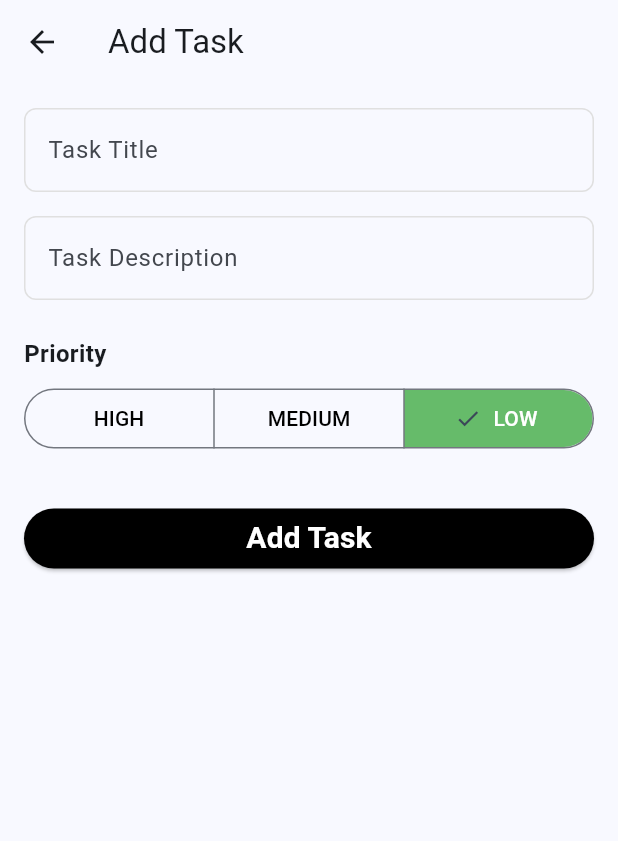
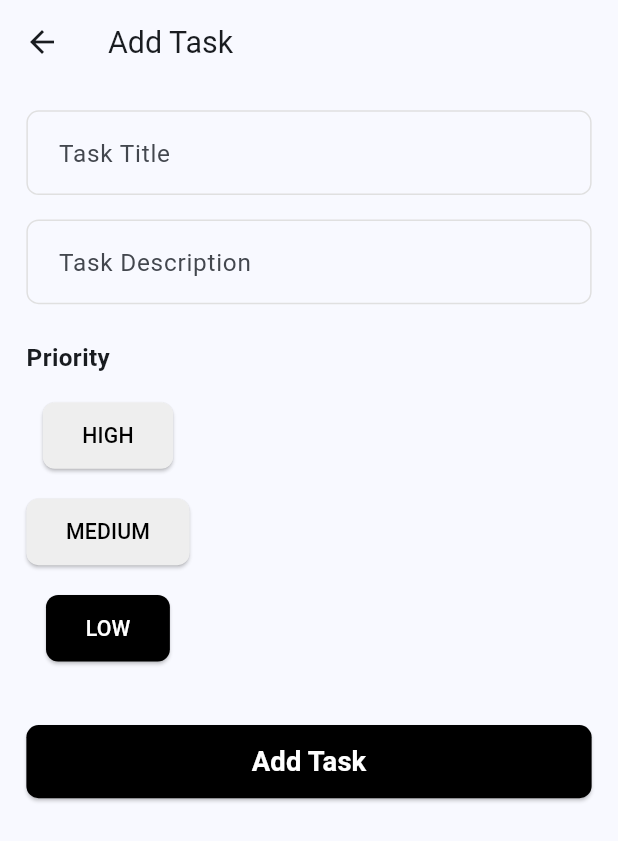
Before and after one commit to SahilSharma2710/assignment, a Flutter app: the screen it shows once a user with an empty profile is signed in, after a tap on the "add" icon, on a phone screen of 412 x 824 dp. Shown: the top 841 px of the screen. Run offline on Flutter 3.47's test engine with Material 3 defaults, Android fonts, the phone set to English and light mode, and no system bars; our stand-ins replace cloud_firestore, firebase_auth, firebase_core, flutter_riverpod, flutter_screenutil; accounts and stored records are empty.

Commit message:
added responsiveness

```diff
--- a/lib/main.dart
+++ b/lib/main.dart
@@ -1,6 +1,7 @@
 import 'package:firebase_core/firebase_core.dart';
 import 'package:flutter/material.dart';
 import 'package:flutter_riverpod/flutter_riverpod.dart';
+import 'package:flutter_screenutil/flutter_screenutil.dart';
 import 'package:miles_assignment/firebase_options.dart';
 import 'package:miles_assignment/providers/providers.dart';
 import 'package:miles_assignment/screens/home_screen.dart';
@@ -19,13 +20,22 @@ class MainApp extends ConsumerWidget {
   Widget build(BuildContext context, WidgetRef ref) {
     final authState = ref.watch(authStateProvider);
 
+    return ScreenUtilInit(
+      designSize: const Size(375, 812), // Base design size (iPhone X)
+      minTextAdapt: true,
+      splitScreenMode: true,
+      builder: (context, child) {
         return MaterialApp(
           debugShowCheckedModeBanner: false,
           theme: ThemeData(
             colorScheme: ColorScheme.fromSeed(seedColor: Colors.blue),
             useMaterial3: true,
+            // Make text scaling responsive
           ),
-      home: authState.when(
+          home: child,
+        );
+      },
+      child: authState.when(
         data: (user) {
           if (user == null) {
             return const SignInScreen();
--- a/lib/providers/providers.dart
+++ b/lib/providers/providers.dart
@@ -40,5 +40,5 @@ final tasksStreamProvider = StreamProvider<List<Task>>((ref) {
   final user = ref.watch(currentUserProvider);
   if (user == null) return Stream.value([]);
 
-  return ref.watch(taskServiceProvider).getTasks(user.uid);
+  return ref.watch(taskServiceProvider).getTasks();
 });
--- a/lib/screens/add_edit_task_screen.dart
+++ b/lib/screens/add_edit_task_screen.dart
@@ -1,5 +1,6 @@
 import 'package:flutter/material.dart';
 import 'package:flutter_riverpod/flutter_riverpod.dart';
+import 'package:flutter_screenutil/flutter_screenutil.dart';
 import 'package:miles_assignment/models/priority.dart';
 import 'package:miles_assignment/models/task.dart';
 import 'package:miles_assignment/providers/providers.dart';
@@ -79,10 +80,14 @@ class _AddEditTaskScreenState extends ConsumerState<AddEditTaskScreen> {
   Widget build(BuildContext context) {
     return Scaffold(
       appBar: AppBar(
-        title: Text(widget.task == null ? 'Add Task' : 'Edit Task'),
+        title: Text(
+          widget.task == null ? 'Add Task' : 'Edit Task',
+          style: TextStyle(fontSize: 20.sp),
         ),
-      body: Padding(
-        padding: const EdgeInsets.all(16.0),
+      ),
+      body: SingleChildScrollView(
+        child: Padding(
+          padding: EdgeInsets.all(16.w),
           child: Form(
             key: _formKey,
             child: Column(
@@ -98,7 +103,7 @@ class _AddEditTaskScreenState extends ConsumerState<AddEditTaskScreen> {
                     return null;
                   },
                 ),
-              const SizedBox(height: 16),
+                SizedBox(height: 16.h),
                 CustomTextField(
                   controller: _descriptionController,
                   hintText: 'Task Description',
@@ -109,66 +114,50 @@ class _AddEditTaskScreenState extends ConsumerState<AddEditTaskScreen> {
                     return null;
                   },
                 ),
-              const SizedBox(height: 24),
-              const Text(
+                SizedBox(height: 24.h),
+                Text(
                   'Priority',
-                style: TextStyle(fontSize: 16, fontWeight: FontWeight.bold),
-              ),
-              const SizedBox(height: 8),
-              Row(
-                children: [
-                  Expanded(
-                    child: SegmentedButton<Priority>(
-                      segments: Priority.values
-                          .map(
-                            (priority) => ButtonSegment<Priority>(
-                              value: priority,
-                              label: Text(
-                                priority.name.toUpperCase(),
                   style: TextStyle(
-                                  color: _selectedPriority == priority
-                                      ? Colors.white
-                                      : Colors.black,
+                    fontSize: 16.sp,
+                    fontWeight: FontWeight.bold,
                   ),
                 ),
-                            ),
+                SizedBox(height: 8.h),
+                LayoutBuilder(
+                  builder: (context, constraints) {
+                    return constraints.maxWidth > 600
+                        ? Row(
+                            mainAxisAlignment: MainAxisAlignment.spaceEvenly,
+                            children: _buildPriorityButtons(),
                           )
-                          .toList(),
-                      selected: {_selectedPriority},
-                      onSelectionChanged: (Set<Priority> newSelection) {
-                        setState(() {
-                          _selectedPriority = newSelection.first;
-                        });
-                      },
-                      style: ButtonStyle(
-                        backgroundColor: WidgetStateProperty.resolveWith<Color>(
-                          (Set<WidgetState> states) {
-                            if (states.contains(WidgetState.selected)) {
-                              return Colors.green.shade400;
-                            }
-                            return Colors.transparent;
+                        : Column(children: _buildPriorityButtons());
                   },
                 ),
-                      ),
-                    ),
-                  ),
-                ],
-              ),
-              const SizedBox(height: 32),
+                SizedBox(height: 32.h),
                 SizedBox(
                   width: double.infinity,
+                  height: 48.h,
                   child: ElevatedButton(
                     style: ElevatedButton.styleFrom(
                       backgroundColor: Colors.black,
+                      shape: RoundedRectangleBorder(
+                        borderRadius: BorderRadius.circular(8.r),
+                      ),
                     ),
                     onPressed: _isLoading ? null : _saveTask,
                     child: _isLoading
-                      ? const CircularProgressIndicator()
+                        ? SizedBox(
+                            height: 24.r,
+                            width: 24.r,
+                            child: const CircularProgressIndicator(
+                              color: Colors.white,
+                            ),
+                          )
                         : Text(
                             widget.task == null ? 'Add Task' : 'Update Task',
-                          style: const TextStyle(
+                            style: TextStyle(
                               color: Colors.white,
-                            fontSize: 20,
+                              fontSize: 18.sp,
                               fontWeight: FontWeight.bold,
                             ),
                           ),
@@ -178,6 +167,36 @@ class _AddEditTaskScreenState extends ConsumerState<AddEditTaskScreen> {
             ),
           ),
         ),
+      ),
     );
   }
+
+  List<Widget> _buildPriorityButtons() {
+    return Priority.values.map((priority) {
+      final isSelected = _selectedPriority == priority;
+      return Padding(
+        padding: EdgeInsets.symmetric(vertical: 8.h),
+        child: ElevatedButton(
+          style: ElevatedButton.styleFrom(
+            backgroundColor: isSelected ? Colors.black : Colors.grey[200],
+            padding: EdgeInsets.symmetric(horizontal: 24.w, vertical: 12.h),
+            shape: RoundedRectangleBorder(
+              borderRadius: BorderRadius.circular(8.r),
+            ),
+          ),
+          onPressed: () {
+            setState(() => _selectedPriority = priority);
+          },
+          child: Text(
+            priority.name.toUpperCase(),
+            style: TextStyle(
+              color: isSelected ? Colors.white : Colors.black,
+              fontSize: 14.sp,
+              fontWeight: FontWeight.w500,
+            ),
+          ),
+        ),
+      );
+    }).toList();
   }
+}
--- a/lib/screens/signin_screen.dart
+++ b/lib/screens/signin_screen.dart
@@ -1,5 +1,6 @@
 import 'package:flutter/material.dart';
 import 'package:flutter_riverpod/flutter_riverpod.dart';
+import 'package:flutter_screenutil/flutter_screenutil.dart';
 import 'package:miles_assignment/providers/providers.dart';
 import 'package:miles_assignment/screens/signup_screen.dart';
 import 'package:miles_assignment/widgets/custom_text_field.dart';
@@ -93,9 +94,14 @@ class _SignInScreenState extends ConsumerState<SignInScreen> {
               const SizedBox(height: 24),
               SizedBox(
                 width: double.infinity,
+
                 child: ElevatedButton(
                   style: ElevatedButton.styleFrom(
                     backgroundColor: Colors.black,
+                    padding: EdgeInsets.symmetric(
+                      vertical: 16.h,
+                      horizontal: 24.w,
+                    ),
                   ),
                   onPressed: _isLoading ? null : _signIn,
                   child: _isLoading
--- a/lib/screens/signup_screen.dart
+++ b/lib/screens/signup_screen.dart
@@ -1,5 +1,6 @@
 import 'package:flutter/material.dart';
 import 'package:flutter_riverpod/flutter_riverpod.dart';
+import 'package:flutter_screenutil/flutter_screenutil.dart';
 import 'package:miles_assignment/providers/providers.dart';
 import 'package:miles_assignment/widgets/custom_text_field.dart';
 
@@ -114,6 +115,10 @@ class _SignUpScreenState extends ConsumerState<SignUpScreen> {
                 child: ElevatedButton(
                   style: ElevatedButton.styleFrom(
                     backgroundColor: Colors.black,
+                    padding: EdgeInsets.symmetric(
+                      vertical: 16.h,
+                      horizontal: 24.w,
+                    ),
                   ),
                   onPressed: _isLoading ? null : _signUp,
                   child: _isLoading
--- a/lib/services/task_service.dart
+++ b/lib/services/task_service.dart
@@ -16,13 +16,8 @@ class TaskService {
   ///
   /// Parameters:
   /// - [userId]: The ID of the user whose tasks to fetch
-  Stream<List<Task>> getTasks(String userId) {
-    return _firestore
-        .collection('tasks')
-        .where('userId', isEqualTo: userId)
-        .orderBy('createdOn', descending: true)
-        .snapshots()
-        .map((snapshot) {
+  Stream<List<Task>> getTasks() {
+    return _firestore.collection('tasks').snapshots().map((snapshot) {
       return snapshot.docs.map((doc) {
         final data = doc.data();
         data['id'] = doc.id;
--- a/lib/widgets/custom_text_field.dart
+++ b/lib/widgets/custom_text_field.dart
@@ -1,4 +1,5 @@
 import 'package:flutter/material.dart';
+import 'package:flutter_screenutil/flutter_screenutil.dart';
 
 class CustomTextField extends StatelessWidget {
   final TextEditingController controller;
@@ -23,25 +24,29 @@ class CustomTextField extends StatelessWidget {
       obscureText: obscureText,
       keyboardType: keyboardType,
       validator: validator,
+      style: TextStyle(fontSize: 16.sp),
       decoration: InputDecoration(
         hintText: hintText,
-        border: OutlineInputBorder(borderRadius: BorderRadius.circular(8)),
+        hintStyle: TextStyle(fontSize: 16.sp),
+        contentPadding: EdgeInsets.symmetric(horizontal: 16.w, vertical: 16.h),
+        border: OutlineInputBorder(borderRadius: BorderRadius.circular(8.r)),
         enabledBorder: OutlineInputBorder(
-          borderRadius: BorderRadius.circular(8),
+          borderRadius: BorderRadius.circular(8.r),
           borderSide: BorderSide(color: Colors.grey.shade300),
         ),
         focusedBorder: OutlineInputBorder(
-          borderRadius: BorderRadius.circular(8),
+          borderRadius: BorderRadius.circular(8.r),
           borderSide: BorderSide(color: Theme.of(context).primaryColor),
         ),
         errorBorder: OutlineInputBorder(
-          borderRadius: BorderRadius.circular(8),
+          borderRadius: BorderRadius.circular(8.r),
           borderSide: const BorderSide(color: Colors.red),
         ),
         focusedErrorBorder: OutlineInputBorder(
-          borderRadius: BorderRadius.circular(8),
+          borderRadius: BorderRadius.circular(8.r),
           borderSide: const BorderSide(color: Colors.red),
         ),
+        errorStyle: TextStyle(fontSize: 12.sp),
       ),
     );
   }
--- a/lib/widgets/task_item.dart
+++ b/lib/widgets/task_item.dart
@@ -1,4 +1,5 @@
 import 'package:flutter/material.dart';
+import 'package:flutter_screenutil/flutter_screenutil.dart';
 import 'package:miles_assignment/models/priority.dart';
 import 'package:miles_assignment/models/task.dart';
 
@@ -30,19 +31,19 @@ class TaskItem extends StatelessWidget {
     return Card(
       color: _getPriorityColor(),
       elevation: 2,
-      margin: const EdgeInsets.symmetric(horizontal: 16, vertical: 8),
+      margin: EdgeInsets.symmetric(horizontal: 16.w, vertical: 8.h),
       child: ListTile(
-        contentPadding: const EdgeInsets.all(16),
+        contentPadding: EdgeInsets.all(16.r),
         title: Text(
           task.title,
-          style: const TextStyle(fontSize: 18, fontWeight: FontWeight.bold),
+          style: TextStyle(fontSize: 18.sp, fontWeight: FontWeight.bold),
         ),
         subtitle: Column(
           crossAxisAlignment: CrossAxisAlignment.start,
           children: [
-            const SizedBox(height: 8),
-            Text(task.description),
-            const SizedBox(height: 8),
+            SizedBox(height: 8.h),
+            Text(task.description, style: TextStyle(fontSize: 14.sp)),
+            SizedBox(height: 8.h),
             Row(
               children: [
                 Icon(
@@ -52,12 +53,15 @@ class TaskItem extends StatelessWidget {
                       : task.priority == Priority.medium
                       ? Colors.orange
                       : Colors.green,
-                  size: 20,
+                  size: 20.r,
                 ),
-                const SizedBox(width: 8),
+                SizedBox(width: 8.w),
                 Text(
                   task.priority.name.toUpperCase(),
-                  style: const TextStyle(fontWeight: FontWeight.w500),
+                  style: TextStyle(
+                    fontWeight: FontWeight.w500,
+                    fontSize: 12.sp,
+                  ),
                 ),
               ],
             ),
@@ -66,8 +70,14 @@ class TaskItem extends StatelessWidget {
         trailing: Row(
           mainAxisSize: MainAxisSize.min,
           children: [
-            IconButton(icon: const Icon(Icons.edit), onPressed: onEdit),
-            IconButton(icon: const Icon(Icons.delete), onPressed: onDelete),
+            IconButton(
+              icon: Icon(Icons.edit, size: 24.r),
+              onPressed: onEdit,
+            ),
+            IconButton(
+              icon: Icon(Icons.delete, size: 24.r),
+              onPressed: onDelete,
+            ),
           ],
         ),
       ),
```
Lines whose indentation alone changed are shown as unchanged.
